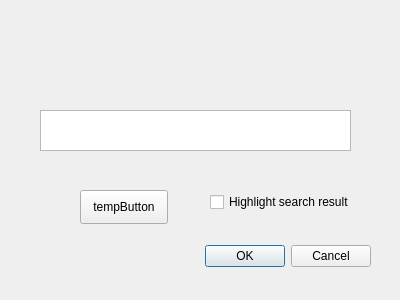
Qt form dialog.ui (TiReks33/search_pattern) before a commit.
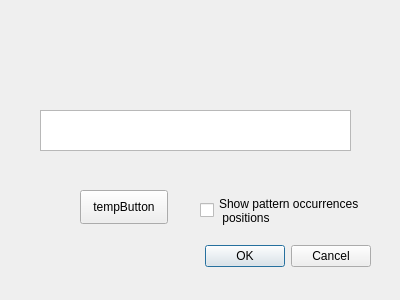
The same form after that commit.

Commit message: widgets reorganization

Patch:
```diff
--- a/dialog.ui
+++ b/dialog.ui
@@ -55,14 +55,15 @@
   <widget class="QCheckBox" name="highlight_result">
    <property name="geometry">
     <rect>
-     <x>210</x>
+     <x>200</x>
      <y>190</y>
-     <width>161</width>
-     <height>24</height>
+     <width>181</width>
+     <height>41</height>
     </rect>
    </property>
    <property name="text">
-    <string>Highlight search result</string>
+    <string>Show pattern occurrences
+ positions</string>
    </property>
    <property name="checked">
     <bool>false</bool>
```
The commit also changes 4 other files.
